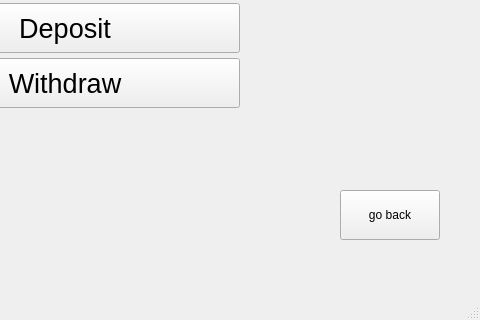
U-Keun/Qt_Account_Project, file mainmenuscene.ui: the form before one commit; both pictures show x 320 to 800 and y 280 to 600 of the 800 by 600 pixel window.
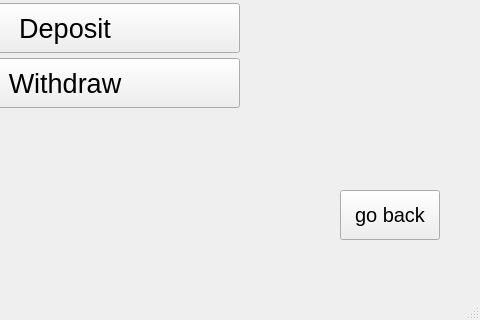
The form after the commit.

Commit message: ui : 뒤로 가기 버튼 폰트 크기 조정

The edit to the form file:
```diff
--- a/mainmenuscene.ui
+++ b/mainmenuscene.ui
@@ -163,6 +163,7 @@
     <property name="font">
      <font>
       <family>Arial</family>
+      <pointsize>15</pointsize>
      </font>
     </property>
     <property name="text">
```
The commit also changes 2 other files.
